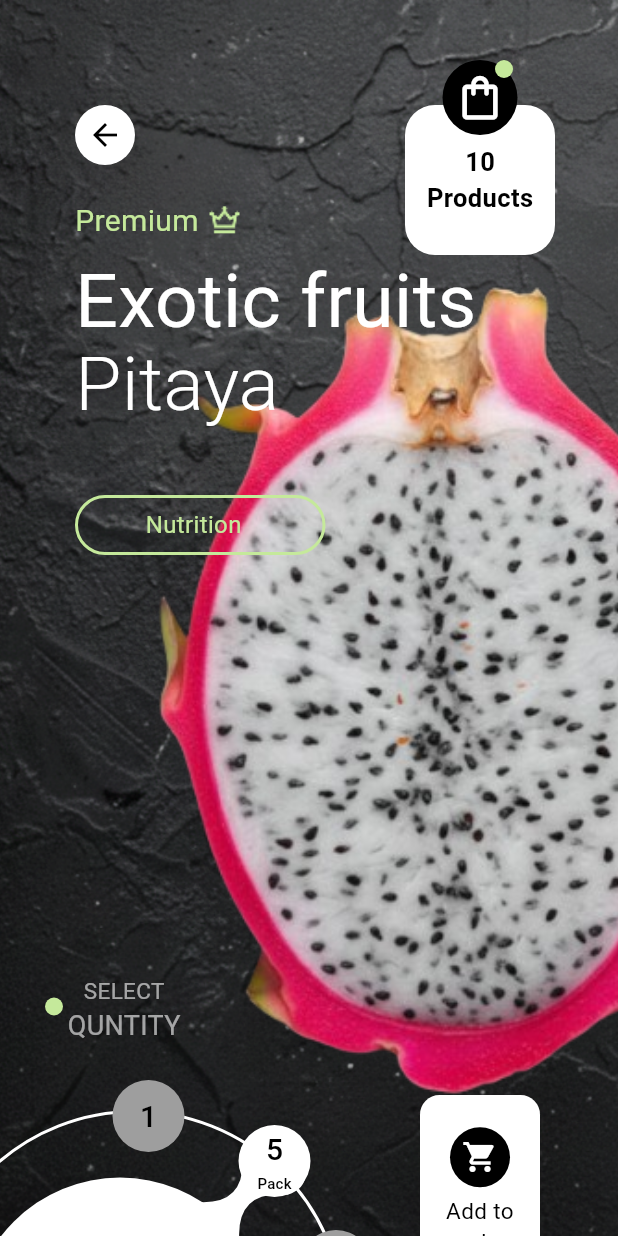
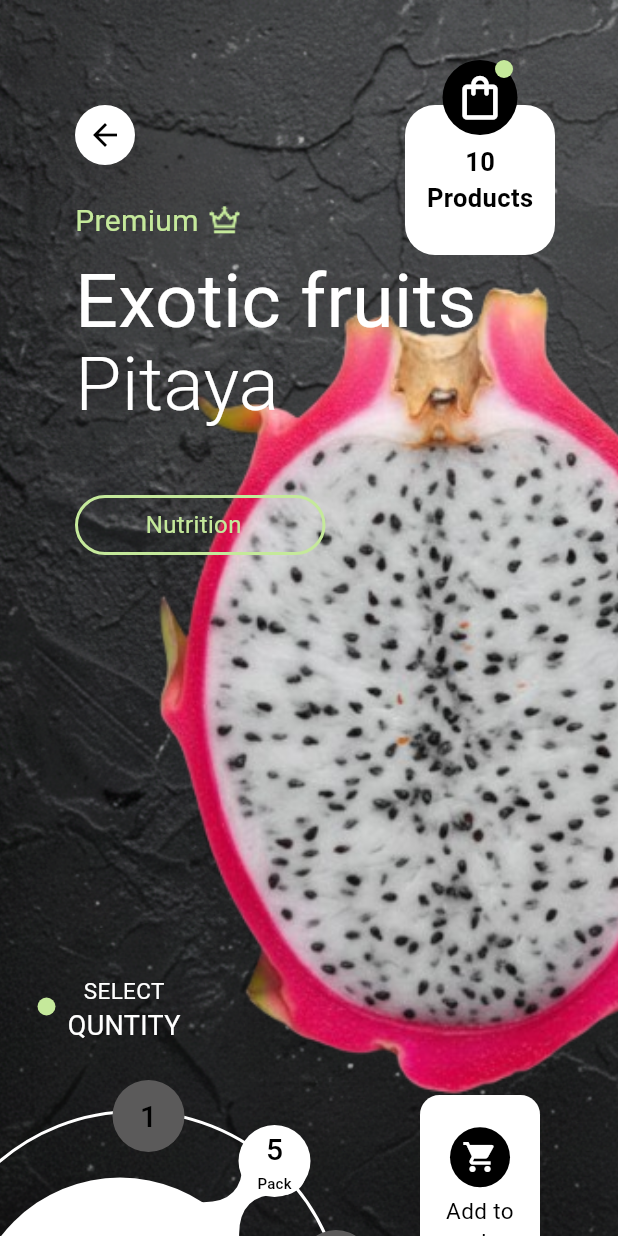
Before and after one commit to ahmed-khaled56/task2, a Flutter app: the Home2View screen opened directly, after a tap on "Pitaya", on a phone screen of 412 x 824 dp. Run offline on Flutter 3.47's test engine with Material 3 defaults, Android fonts, the phone set to English and light mode, and no system bars.

Commit message:
som modifications

```diff
--- a/lib/features/fruits/presentations/views/widgets/custom_person.dart
+++ b/lib/features/fruits/presentations/views/widgets/custom_person.dart
@@ -12,7 +12,7 @@ class customPerson extends StatelessWidget {
         padding: const EdgeInsets.all(1),
         decoration: const BoxDecoration(
           shape: BoxShape.circle,
-          color: Color.fromARGB(255, 192, 206, 177),
+          color: Color.fromARGB(255, 240, 237, 210),
         ),
         child: CircleAvatar(
           radius: 100,
@@ -21,7 +21,7 @@ class customPerson extends StatelessWidget {
             padding: const EdgeInsets.all(1),
             decoration: const BoxDecoration(
               shape: BoxShape.circle,
-              color: Color.fromARGB(255, 173, 209, 132),
+              color: Color.fromARGB(255, 237, 230, 171),
             ),
             child: CircleAvatar(
               radius: 60,
--- a/lib/features/fruits/presentations/views/widgets/details2_view_body.dart
+++ b/lib/features/fruits/presentations/views/widgets/details2_view_body.dart
@@ -75,7 +75,7 @@ class Details2ViewBody extends StatelessWidget {
 
         Positioned(
           top: 665,
-          left: 30,
+          left: 25,
           child: CircleAvatar(
             radius: 6,
             backgroundColor: const Color.fromARGB(255, 197, 233, 155),
@@ -88,11 +88,11 @@ class Details2ViewBody extends StatelessWidget {
             children: [
               Text(
                 "SELECT",
-                style: TextStyle(fontSize: 15, color: Colors.white60),
+                style: TextStyle(fontSize: 15, color: Colors.white),
               ),
               Text(
                 "QUNTITY",
-                style: TextStyle(fontSize: 18, color: Colors.white60),
+                style: TextStyle(fontSize: 18, color: Colors.white),
               ),
             ],
           ),
@@ -151,7 +151,7 @@ class Details2ViewBody extends StatelessWidget {
               style: TextStyle(fontSize: 20, color: Colors.black),
             ),
             radius: 24,
-            backgroundColor: Colors.grey,
+            backgroundColor: const Color.fromARGB(255, 91, 90, 90),
           ),
         ),
         Positioned(
@@ -169,7 +169,7 @@ class Details2ViewBody extends StatelessWidget {
               ],
             ),
             radius: 24,
-            backgroundColor: Colors.grey,
+            backgroundColor: Color.fromARGB(255, 91, 90, 90),
           ),
         ),
         Positioned(
```
